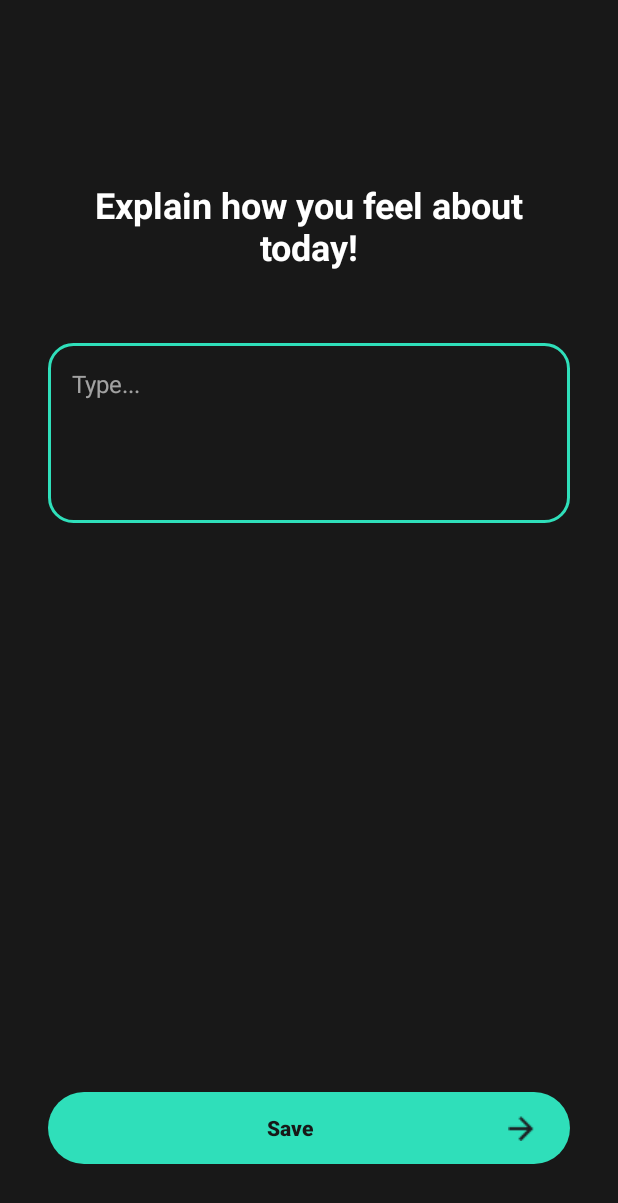
After one commit to IshanMalithGunewardene/Menti-Health, an Android app: the HowIsTodayActivity screen opened directly, with no data from a screen before it, on a phone screen of 412 x 824 dp. The commit adds this screen. Shown: the top 1203 px of the screen. Run offline under Robolectric (Android 15) with nearby library versions, the light colour scheme and no system bars.

Commit message:
fixing journal not opeing in app

```diff
--- a/app/src/main/AndroidManifest.xml
+++ b/app/src/main/AndroidManifest.xml
@@ -28,6 +28,10 @@
         <activity android:name=".AskNameActivity" />
         <activity android:name=".TermsConditionsActivity"/>
         <activity android:name=".MoodTrackerActivity"/>
+        <activity android:name=".HowIsTodayActivity"/>
+        <activity android:name=".JournalDashboardActivity"/>
+
+
 
 
 
--- /dev/null
+++ b/app/src/main/java/com/s23010494/mentihealth/HowIsTodayActivity.java
@@ -0,0 +1,54 @@
+package com.s23010494.mentihealth;
+
+import android.content.Intent;
+import android.os.Bundle;
+import android.widget.Button;
+import android.widget.EditText;
+import android.widget.Toast;
+import androidx.appcompat.app.AppCompatActivity;
+import java.text.SimpleDateFormat;
+import java.util.Date;
+import java.util.Locale;
+
+public class HowIsTodayActivity extends AppCompatActivity {
+    private EditText etExplain;
+    private String email;
+
+    @Override
+    protected void onCreate(Bundle savedInstanceState) {
+        super.onCreate(savedInstanceState);
+        setContentView(R.layout.activity_how_is_today);
+
+        email = getIntent().getStringExtra("EMAIL");
+        etExplain = findViewById(R.id.et_explain);
+        Button btnSave = findViewById(R.id.btn_save);
+
+        btnSave.setOnClickListener(v -> {
+            String explanation = etExplain.getText().toString().trim();
+            if (explanation.isEmpty()) {
+                Toast.makeText(this, "Please explain how you feel", Toast.LENGTH_SHORT).show();
+                return;
+            }
+
+            // Get current date
+            String currentDate = new SimpleDateFormat("yyyy-MM-dd", Locale.getDefault()).format(new Date());
+
+            // Get mood from previous activity (make sure you pass "MOOD" in the intent)
+            String mood = getIntent().getStringExtra("MOOD");
+
+            DBHelper dbHelper = new DBHelper(this);
+            boolean saved = dbHelper.addJournalEntry(email, mood, explanation, currentDate);
+
+            if (saved) {
+                Toast.makeText(this, "Journal saved successfully!", Toast.LENGTH_SHORT).show();
+                Intent intent = new Intent(this, JournalDashboardActivity.class);
+                intent.putExtra("EMAIL", email);
+                intent.putExtra("NAME", getIntent().getStringExtra("NAME"));
+                startActivity(intent);
+                finish();
+            } else {
+                Toast.makeText(this, "Failed to save journal", Toast.LENGTH_SHORT).show();
+            }
+        });
+    }
+}
--- a/app/src/main/java/com/s23010494/mentihealth/ResetPasswordActivity.java
+++ b/app/src/main/java/com/s23010494/mentihealth/ResetPasswordActivity.java
@@ -31,14 +31,8 @@ public class ResetPasswordActivity extends AppCompatActivity {
         String newPassword = etNewPassword.getText().toString().trim();
         String confirmPassword = etConfirmPassword.getText().toString().trim();
 
-        // Validation
         if (newPassword.isEmpty() || confirmPassword.isEmpty()) {
             Toast.makeText(this, "Both fields are required", Toast.LENGTH_SHORT).show();
-            return;
-        }
-
-        if (!InputValidator.isValidPassword(newPassword)) {
-            Toast.makeText(this, "Password must be 8+ chars with letters and numbers", Toast.LENGTH_SHORT).show();
             return;
         }
 
--- /dev/null
+++ b/app/src/main/res/drawable/rounded_edittext_border.xml
@@ -0,0 +1,6 @@
+<shape xmlns:android="http://schemas.android.com/apk/res/android"
+    android:shape="rectangle">
+    <solid android:color="@android:color/transparent"/>
+    <stroke android:width="2dp" android:color="#2FDFBA"/>
+    <corners android:radius="16dp"/>
+</shape>
--- /dev/null
+++ b/app/src/main/res/layout/activity_how_is_today.xml
@@ -0,0 +1,63 @@
+<?xml version="1.0" encoding="utf-8"?>
+<androidx.constraintlayout.widget.ConstraintLayout
+    xmlns:android="http://schemas.android.com/apk/res/android"
+    xmlns:app="http://schemas.android.com/apk/res-auto"
+    android:layout_width="match_parent"
+    android:layout_height="match_parent"
+    android:background="#181818">
+
+    <TextView
+        android:id="@+id/tv_title"
+        android:layout_width="0dp"
+        android:layout_height="wrap_content"
+        android:text="Explain how you feel about today!"
+        android:textColor="#FFFFFF"
+        android:textStyle="bold"
+        android:textSize="24sp"
+        android:fontFamily="sans-serif"
+        android:gravity="center"
+        app:layout_constraintTop_toTopOf="parent"
+        app:layout_constraintStart_toStartOf="parent"
+        app:layout_constraintEnd_toEndOf="parent"
+        android:layout_marginTop="120dp"
+        android:layout_marginStart="32dp"
+        android:layout_marginEnd="32dp"/>
+
+    <EditText
+        android:id="@+id/et_explain"
+        android:layout_width="0dp"
+        android:layout_height="120dp"
+        android:hint="Type..."
+        android:textColor="#FFFFFF"
+        android:textColorHint="#99FFFFFF"
+        android:background="@drawable/rounded_edittext_border"
+        android:textSize="16sp"
+        android:padding="16dp"
+        android:gravity="top"
+        android:inputType="textMultiLine"
+        app:layout_constraintTop_toBottomOf="@id/tv_title"
+        app:layout_constraintStart_toStartOf="parent"
+        app:layout_constraintEnd_toEndOf="parent"
+        android:layout_marginTop="48dp"
+        android:layout_marginStart="32dp"
+        android:layout_marginEnd="32dp"/>
+
+    <Button
+        android:id="@+id/btn_save"
+        android:layout_width="0dp"
+        android:layout_height="48dp"
+        android:text="Save"
+        android:textAllCaps="false"
+        android:textColor="#181818"
+        android:textStyle="bold"
+        android:drawableEnd="@drawable/arrow"
+        android:drawablePadding="8dp"
+        app:backgroundTint="#2FDFBA"
+        android:background="@drawable/rounded_button_bg"
+        app:layout_constraintBottom_toBottomOf="parent"
+        app:layout_constraintStart_toStartOf="parent"
+        app:layout_constraintEnd_toEndOf="parent"
+        android:layout_marginBottom="48dp"
+        android:layout_marginStart="32dp"
+        android:layout_marginEnd="32dp"/>
+</androidx.constraintlayout.widget.ConstraintLayout>
```
Also changed, not shown: app/src/main/java/com/s23010494/mentihealth/DBHelper.java (+115 -6 lines), app/src/main/java/com/s23010494/mentihealth/JournalDashboardActivity.java (added, +56 -0 lines), app/src/main/java/com/s23010494/mentihealth/JournalEntriesAdapter.java (added, +63 -0 lines), app/src/main/java/com/s23010494/mentihealth/JournalEntry.java (added, +25 -0 lines), app/src/main/java/com/s23010494/mentihealth/MoodTrackerActivity.java (+30 -24 lines), app/src/main/res/layout/activity_journal_dashboard.xml (added, +94 -0 lines), app/src/main/res/layout/item_journal_entry.xml (added, +60 -0 lines), app/src/main/res/drawable/calendar.png (added), app/src/main/res/drawable/journal.png (added), app/src/main/res/drawable/menu.png (added), app/src/main/res/drawable/plus.png (added), app/src/main/res/drawable/stats.png (added), app/src/main/res/drawable/trees.png (added).
